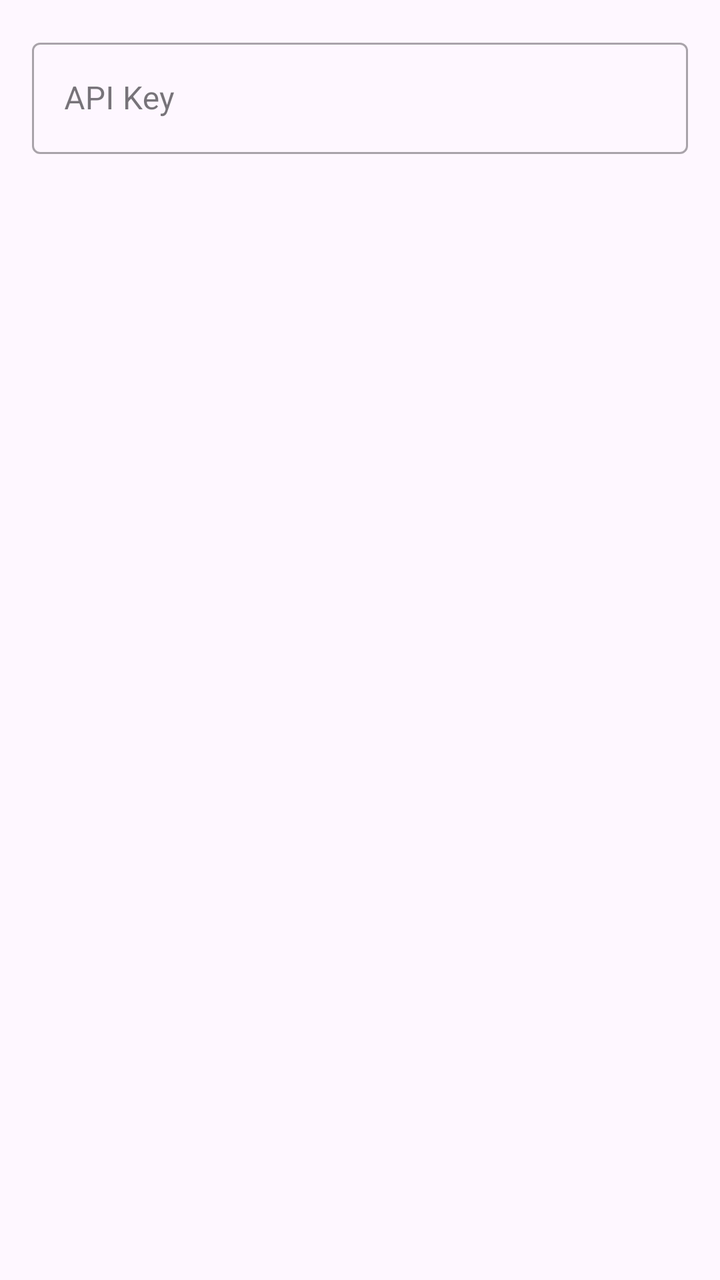
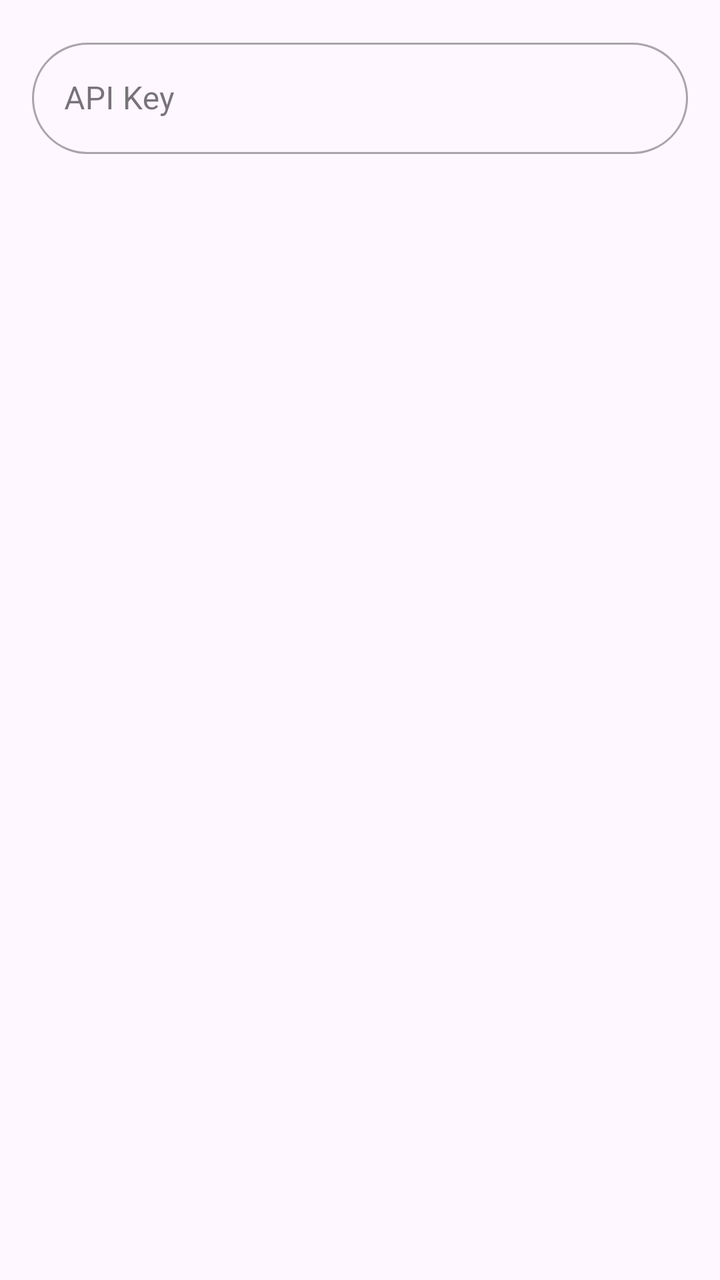

Compare the two renders of this Android layout. The source of the first and the diff that turns it into the second are given below.
<!-- AndroidManifest.xml: application theme Theme.Quiz -->
<!-- res/layout/dialog_edit_text.xml -->
<?xml version="1.0" encoding="utf-8"?>
<FrameLayout xmlns:android="http://schemas.android.com/apk/res/android"
    android:layout_width="match_parent"
    android:layout_height="wrap_content"
    android:padding="16dp">

    <com.google.android.material.textfield.TextInputLayout
        android:layout_width="match_parent"
        android:layout_height="wrap_content"
        style="@style/Widget.MaterialComponents.TextInputLayout.OutlinedBox">

        <com.google.android.material.textfield.TextInputEditText
            android:id="@+id/input"
            android:layout_width="match_parent"
            android:layout_height="wrap_content"
            android:inputType="textPassword"
            android:hint="API Key" />

    </com.google.android.material.textfield.TextInputLayout>

</FrameLayout>
<!-- resources referenced by this layout -->
<resources>
  <style name="Theme.Quiz" parent="Base.Theme.Quiz" />
  <style name="Base.Theme.Quiz" parent="Theme.Material3.Light.NoActionBar">
          
          
      </style>
</resources>

<!-- the commit's change to res/layout/dialog_edit_text.xml (unified diff, before → after) -->
@@ -1,5 +1,6 @@
 <?xml version="1.0" encoding="utf-8"?>
 <FrameLayout xmlns:android="http://schemas.android.com/apk/res/android"
+    xmlns:app="http://schemas.android.com/apk/res-auto"
     android:layout_width="match_parent"
     android:layout_height="wrap_content"
     android:padding="16dp">
@@ -7,7 +8,11 @@
     <com.google.android.material.textfield.TextInputLayout
         android:layout_width="match_parent"
         android:layout_height="wrap_content"
-        style="@style/Widget.MaterialComponents.TextInputLayout.OutlinedBox">
+        style="@style/Widget.MaterialComponents.TextInputLayout.OutlinedBox"
+        app:boxCornerRadiusBottomEnd="28dp"
+        app:boxCornerRadiusBottomStart="28dp"
+        app:boxCornerRadiusTopEnd="28dp"
+        app:boxCornerRadiusTopStart="28dp">
 
         <com.google.android.material.textfield.TextInputEditText
             android:id="@+id/input"
